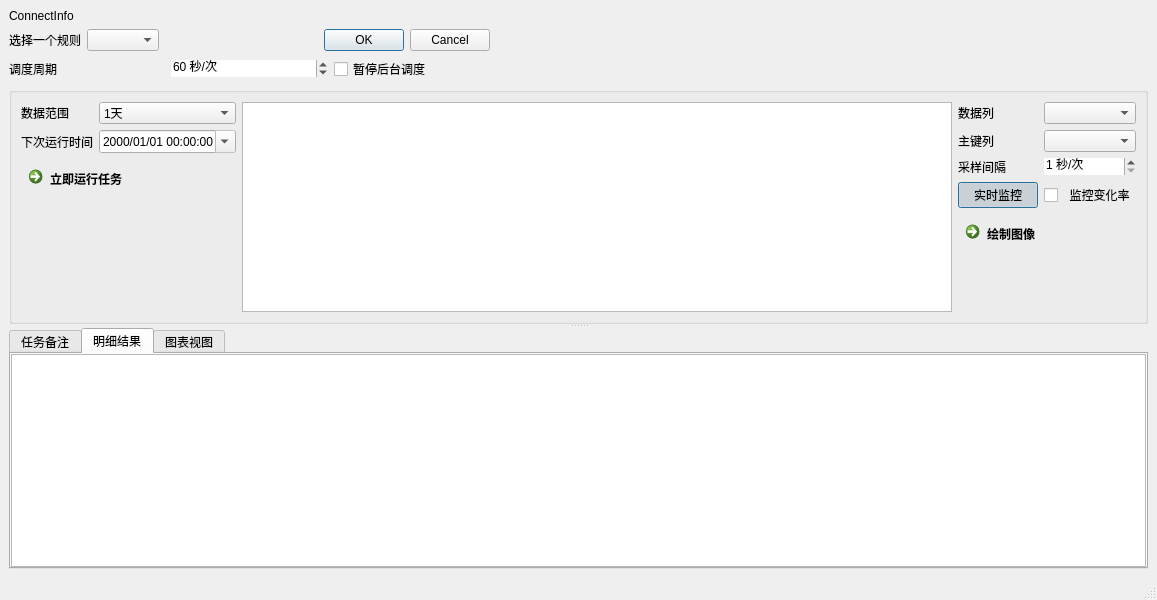
Before: the Qt Designer form mainPulse/PulseUI/pjobwindow.ui in XianSheng-Chu/DataPulse, drawn with Qt 5.
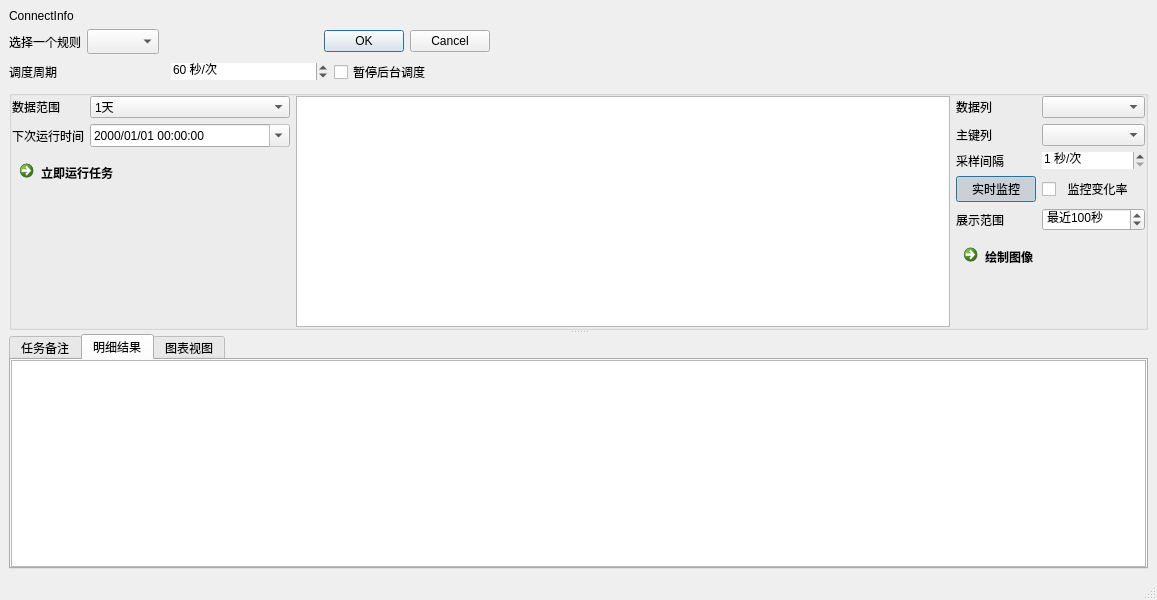
After: the same form once the commit is applied. Custom widgets are drawn as their Qt base class.

```diff
--- a/mainPulse/PulseUI/pjobwindow.ui
+++ b/mainPulse/PulseUI/pjobwindow.ui
@@ -79,21 +79,46 @@
         </item>
         <item>
          <layout class="QHBoxLayout" name="horizontalLayout_2">
+          <property name="spacing">
+           <number>6</number>
+          </property>
           <item>
            <widget class="QLabel" name="labRuleName">
+            <property name="minimumSize">
+             <size>
+              <width>0</width>
+              <height>15</height>
+             </size>
+            </property>
             <property name="text">
              <string>选择一个规则</string>
             </property>
            </widget>
           </item>
           <item>
-           <widget class="QComboBox" name="comboBox"/>
+           <widget class="QComboBox" name="comboBox">
+            <property name="minimumSize">
+             <size>
+              <width>0</width>
+              <height>25</height>
+             </size>
+            </property>
+           </widget>
           </item>
           <item>
            <widget class="QDialogButtonBox" name="butBox">
+            <property name="minimumSize">
+             <size>
+              <width>0</width>
+              <height>15</height>
+             </size>
+            </property>
             <property name="standardButtons">
              <set>QDialogButtonBox::Cancel|QDialogButtonBox::Ok</set>
             </property>
+            <property name="centerButtons">
+             <bool>false</bool>
+            </property>
            </widget>
           </item>
          </layout>
@@ -191,7 +216,19 @@
        <property name="title">
         <string/>
        </property>
-       <layout class="QHBoxLayout" name="horizontalLayout_6">
+       <layout class="QHBoxLayout" name="horizontalLayout_6" stretch="0,0,0">
+        <property name="leftMargin">
+         <number>0</number>
+        </property>
+        <property name="topMargin">
+         <number>0</number>
+        </property>
+        <property name="rightMargin">
+         <number>0</number>
+        </property>
+        <property name="bottomMargin">
+         <number>0</number>
+        </property>
         <item>
          <layout class="QGridLayout" name="gridLayout_3">
           <item row="0" column="1">
@@ -237,6 +274,12 @@
             <property name="enabled">
              <bool>true</bool>
             </property>
+            <property name="minimumSize">
+             <size>
+              <width>200</width>
+              <height>0</height>
+             </size>
+            </property>
             <property name="wrapping">
              <bool>false</bool>
             </property>
@@ -327,22 +370,47 @@
         </item>
         <item>
          <layout class="QGridLayout" name="gridLayout_5">
-          <item row="2" column="0">
-           <widget class="QLabel" name="label_8">
+          <item row="5" column="0" colspan="2">
+           <widget class="QCommandLinkButton" name="btnRunNow_3">
+            <property name="toolTip">
+             <string>立即启动当前任务，并不会影响后台调度时间</string>
+            </property>
             <property name="text">
-             <string>采样间隔</string>
+             <string>绘制图像</string>
             </property>
+            <property name="checkable">
+             <bool>false</bool>
+            </property>
+            <property name="autoDefault">
+             <bool>false</bool>
+            </property>
+            <property name="default">
+             <bool>true</bool>
+            </property>
            </widget>
           </item>
-          <item row="1" column="1">
-           <widget class="QComboBox" name="combFlagCol">
-            <property name="editable">
-             <bool>false</bool>
+          <item row="1" column="0">
+           <widget class="QLabel" name="label_7">
+            <property name="text">
+             <string>主键列</string>
             </property>
            </widget>
           </item>
+          <item row="6" column="0">
+           <spacer name="verticalSpacer_2">
+            <property name="orientation">
+             <enum>Qt::Vertical</enum>
+            </property>
+            <property name="sizeHint" stdset="0">
+             <size>
+              <width>20</width>
+              <height>40</height>
+             </size>
+            </property>
+           </spacer>
+          </item>
           <item row="3" column="1">
-           <widget class="QCheckBox" name="checkBox">
+           <widget class="QCheckBox" name="chkRate">
             <property name="enabled">
              <bool>true</bool>
             </property>
@@ -373,8 +441,11 @@
             </property>
            </widget>
           </item>
+          <item row="0" column="1">
+           <widget class="QComboBox" name="combDataCol"/>
+          </item>
           <item row="2" column="1">
-           <widget class="QSpinBox" name="spinBox_2">
+           <widget class="QSpinBox" name="spinSampInterval">
             <property name="enabled">
              <bool>true</bool>
             </property>
@@ -423,47 +494,45 @@
             </property>
            </widget>
           </item>
-          <item row="1" column="0">
-           <widget class="QLabel" name="label_7">
+          <item row="2" column="0">
+           <widget class="QLabel" name="label_8">
             <property name="text">
-             <string>主键列</string>
+             <string>采样间隔</string>
             </property>
            </widget>
           </item>
-          <item row="0" column="1">
-           <widget class="QComboBox" name="combDataCol"/>
-          </item>
-          <item row="4" column="0" colspan="2">
-           <widget class="QCommandLinkButton" name="btnRunNow_3">
-            <property name="toolTip">
-             <string>立即启动当前任务，并不会影响后台调度时间</string>
+          <item row="1" column="1">
+           <widget class="QComboBox" name="combFlagCol">
+            <property name="editable">
+             <bool>false</bool>
             </property>
+           </widget>
+          </item>
+          <item row="4" column="0">
+           <widget class="QLabel" name="label_2">
             <property name="text">
-             <string>绘制图像</string>
+             <string>展示范围</string>
             </property>
-            <property name="checkable">
-             <bool>false</bool>
+           </widget>
+          </item>
+          <item row="4" column="1">
+           <widget class="QSpinBox" name="spinRang">
+            <property name="suffix">
+             <string>秒</string>
             </property>
-            <property name="autoDefault">
-             <bool>false</bool>
+            <property name="prefix">
+             <string>最近</string>
             </property>
-            <property name="default">
-             <bool>true</bool>
+            <property name="minimum">
+             <number>1</number>
             </property>
-           </widget>
-          </item>
-          <item row="5" column="0">
-           <spacer name="verticalSpacer_2">
-            <property name="orientation">
-             <enum>Qt::Vertical</enum>
+            <property name="maximum">
+             <number>9999999</number>
             </property>
-            <property name="sizeHint" stdset="0">
-             <size>
-              <width>20</width>
-              <height>40</height>
-             </size>
+            <property name="value">
+             <number>100</number>
             </property>
-           </spacer>
+           </widget>
           </item>
          </layout>
         </item>
```
